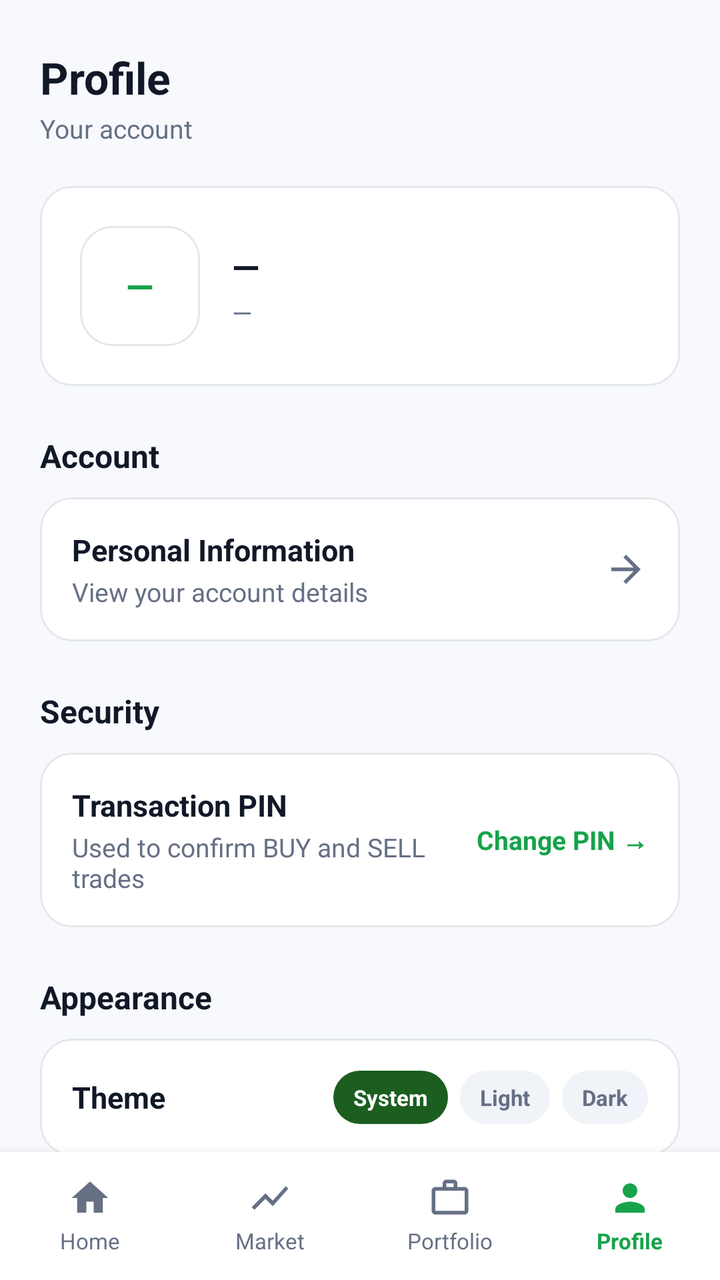
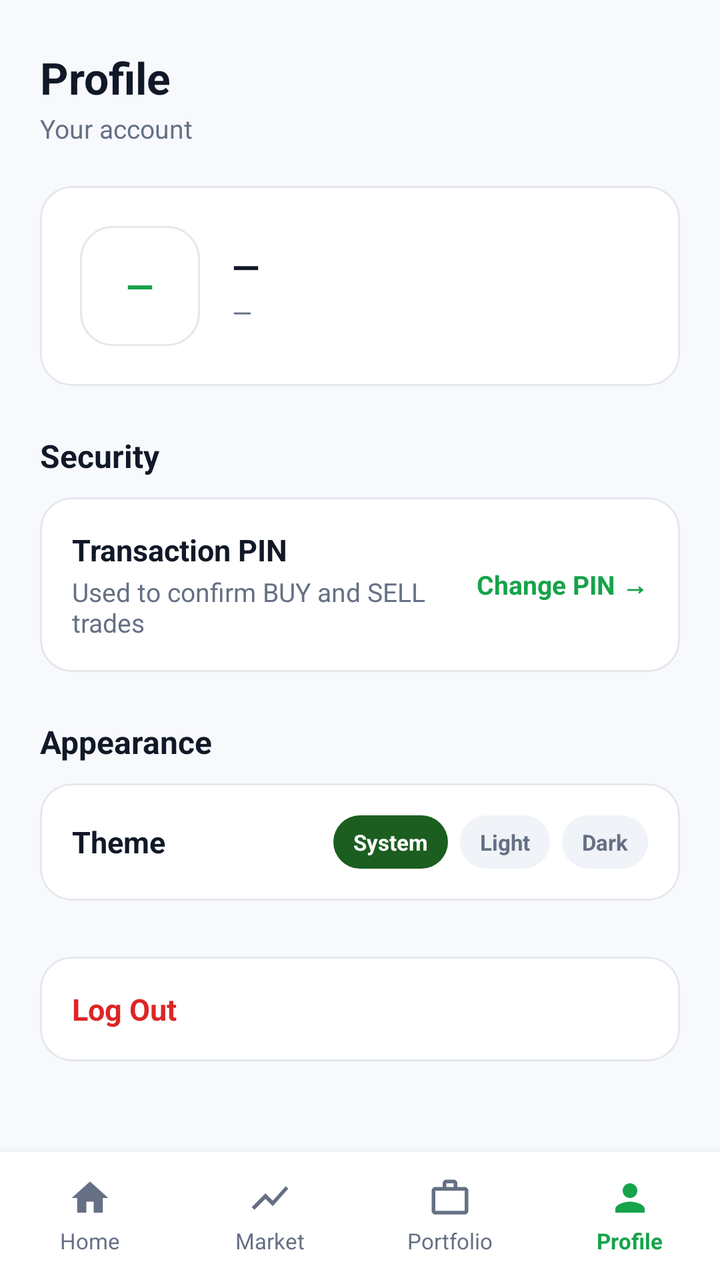

Before-and-after screenshots of an Android layout around one commit, followed by the original layout XML and the change that was made.
<!-- AndroidManifest.xml: application theme Theme.Bourse -->
<!-- res/layout/activity_profile.xml -->
<?xml version="1.0" encoding="utf-8"?>
<androidx.constraintlayout.widget.ConstraintLayout xmlns:android="http://schemas.android.com/apk/res/android"
    xmlns:app="http://schemas.android.com/apk/res-auto"
    xmlns:tools="http://schemas.android.com/tools"
    android:id="@+id/main"
    android:layout_width="match_parent"
    android:layout_height="match_parent"
    android:background="@color/bourse_background"
    tools:context=".ProfileActivity">

    
    <ScrollView
        android:layout_width="0dp"
        android:layout_height="0dp"
        android:fillViewport="true"
        android:scrollbars="none"
        app:layout_constraintBottom_toTopOf="@id/bottomNavContainer"
        app:layout_constraintEnd_toEndOf="parent"
        app:layout_constraintStart_toStartOf="parent"
        app:layout_constraintTop_toTopOf="parent">

        <androidx.constraintlayout.widget.ConstraintLayout
            android:layout_width="match_parent"
            android:layout_height="wrap_content"
            android:paddingStart="20dp"
            android:paddingEnd="20dp"
            android:paddingTop="24dp"
            android:paddingBottom="24dp">

            
            <LinearLayout
                android:id="@+id/headerLayout"
                android:layout_width="0dp"
                android:layout_height="wrap_content"
                android:orientation="vertical"
                app:layout_constraintEnd_toEndOf="parent"
                app:layout_constraintStart_toStartOf="parent"
                app:layout_constraintTop_toTopOf="parent">

                <TextView
                    android:id="@+id/tvProfileInitials"
                    android:layout_width="wrap_content"
                    android:layout_height="wrap_content"
                    android:text="Profile"
                    android:textColor="@color/bourse_text_primary"
                    android:textSize="22sp"
                    android:textStyle="bold" />

                <TextView
                    android:id="@+id/tvProfileName"
                    android:layout_width="wrap_content"
                    android:layout_height="wrap_content"
                    android:layout_marginTop="2dp"
                    android:text="Your account"
                    android:textColor="@color/bourse_text_secondary"
                    android:textSize="13sp" />
            </LinearLayout>

            
            <com.google.android.material.card.MaterialCardView
                android:id="@+id/cardProfile"
                android:layout_width="0dp"
                android:layout_height="wrap_content"
                android:layout_marginTop="20dp"
                app:cardBackgroundColor="@color/bourse_surface"
                app:cardCornerRadius="16dp"
                app:cardElevation="0dp"
                app:strokeWidth="1dp"
                app:strokeColor="@color/bourse_border"
                app:layout_constraintEnd_toEndOf="parent"
                app:layout_constraintStart_toStartOf="parent"
                app:layout_constraintTop_toBottomOf="@id/headerLayout">

                <LinearLayout
                    android:layout_width="match_parent"
                    android:layout_height="wrap_content"
                    android:gravity="center_vertical"
                    android:orientation="horizontal"
                    android:padding="20dp">

                    
                    <FrameLayout
                        android:layout_width="60dp"
                        android:layout_height="60dp"
                        android:background="@drawable/bg_logo_container">

                        <TextView
                            android:id="@+id/tvProfileEmail"
                            android:layout_width="wrap_content"
                            android:layout_height="wrap_content"
                            android:layout_gravity="center"
                            android:text="—"
                            android:textColor="@color/bourse_buy"
                            android:textSize="18sp"
                            android:textStyle="bold" />
                    </FrameLayout>

                    <LinearLayout
                        android:layout_width="0dp"
                        android:layout_height="wrap_content"
                        android:layout_marginStart="16dp"
                        android:layout_weight="1"
                        android:orientation="vertical">

                        <TextView
                            android:layout_width="wrap_content"
                            android:layout_height="wrap_content"
                            android:text="—"
                            android:textColor="@color/bourse_text_primary"
                            android:textSize="18sp"
                            android:textStyle="bold" />

                        <TextView
                            android:layout_width="wrap_content"
                            android:layout_height="wrap_content"
                            android:layout_marginTop="2dp"
                            android:text="—"
                            android:textColor="@color/bourse_text_secondary"
                            android:textSize="13sp" />
                    </LinearLayout>
                </LinearLayout>
            </com.google.android.material.card.MaterialCardView>

            
            <TextView
                android:id="@+id/tvAccountHeader"
                android:layout_width="wrap_content"
                android:layout_height="wrap_content"
                android:layout_marginTop="24dp"
                android:text="Account"
                android:textColor="@color/bourse_text_primary"
                android:textSize="16sp"
                android:textStyle="bold"
                app:layout_constraintStart_toStartOf="parent"
                app:layout_constraintTop_toBottomOf="@id/cardProfile" />

            <com.google.android.material.card.MaterialCardView
                android:id="@+id/cardAccount"
                android:layout_width="0dp"
                android:layout_height="wrap_content"
                android:layout_marginTop="10dp"
                app:cardBackgroundColor="@color/bourse_surface"
                app:cardCornerRadius="16dp"
                app:cardElevation="0dp"
                app:strokeWidth="1dp"
                app:strokeColor="@color/bourse_border"
                app:layout_constraintEnd_toEndOf="parent"
                app:layout_constraintStart_toStartOf="parent"
                app:layout_constraintTop_toBottomOf="@id/tvAccountHeader">

                <LinearLayout
                    android:id="@+id/btnPersonalInfo"
                    android:layout_width="match_parent"
                    android:layout_height="wrap_content"
                    android:background="?attr/selectableItemBackground"
                    android:clickable="true"
                    android:focusable="true"
                    android:gravity="center_vertical"
                    android:orientation="horizontal"
                    android:padding="16dp">

                    <LinearLayout
                        android:layout_width="0dp"
                        android:layout_height="wrap_content"
                        android:layout_weight="1"
                        android:orientation="vertical">

                        <TextView
                            android:layout_width="wrap_content"
                            android:layout_height="wrap_content"
                            android:text="Personal Information"
                            android:textColor="@color/bourse_text_primary"
                            android:textSize="15sp"
                            android:textStyle="bold" />

                        <TextView
                            android:layout_width="wrap_content"
                            android:layout_height="wrap_content"
                            android:layout_marginTop="2dp"
                            android:text="View your account details"
                            android:textColor="@color/bourse_text_secondary"
                            android:textSize="13sp" />
                    </LinearLayout>

                    <ImageView
                        android:layout_width="22dp"
                        android:layout_height="22dp"
                        android:contentDescription="Forward"
                        android:src="@drawable/ic_arrow_forward" />
                </LinearLayout>
            </com.google.android.material.card.MaterialCardView>

            
            <TextView
                android:id="@+id/tvSecurityHeader"
                android:layout_width="wrap_content"
                android:layout_height="wrap_content"
                android:layout_marginTop="24dp"
                android:text="Security"
                android:textColor="@color/bourse_text_primary"
                android:textSize="16sp"
                android:textStyle="bold"
                app:layout_constraintStart_toStartOf="parent"
                app:layout_constraintTop_toBottomOf="@id/cardAccount" />

            <com.google.android.material.card.MaterialCardView
                android:id="@+id/cardSecurity"
                android:layout_width="0dp"
                android:layout_height="wrap_content"
                android:layout_marginTop="10dp"
                app:cardBackgroundColor="@color/bourse_surface"
                app:cardCornerRadius="16dp"
                app:cardElevation="0dp"
                app:strokeWidth="1dp"
                app:strokeColor="@color/bourse_border"
                app:layout_constraintEnd_toEndOf="parent"
                app:layout_constraintStart_toStartOf="parent"
                app:layout_constraintTop_toBottomOf="@id/tvSecurityHeader">

                <LinearLayout
                    android:id="@+id/btnChangePin"
                    android:layout_width="match_parent"
                    android:layout_height="wrap_content"
                    android:background="?attr/selectableItemBackground"
                    android:clickable="true"
                    android:focusable="true"
                    android:gravity="center_vertical"
                    android:orientation="horizontal"
                    android:padding="16dp">

                    <LinearLayout
                        android:layout_width="0dp"
                        android:layout_height="wrap_content"
                        android:layout_weight="1"
                        android:orientation="vertical">

                        <TextView
                            android:layout_width="wrap_content"
                            android:layout_height="wrap_content"
                            android:text="Transaction PIN"
                            android:textColor="@color/bourse_text_primary"
                            android:textSize="15sp"
                            android:textStyle="bold" />

                        <TextView
                            android:layout_width="wrap_content"
                            android:layout_height="wrap_content"
                            android:layout_marginTop="2dp"
                            android:text="Used to confirm BUY and SELL trades"
                            android:textColor="@color/bourse_text_secondary"
                            android:textSize="13sp" />
                    </LinearLayout>

                    <TextView
                        android:layout_width="wrap_content"
                        android:layout_height="wrap_content"
                        android:text="Change PIN →"
                        android:textColor="@color/bourse_action_text"
                        android:textSize="13sp"
                        android:textStyle="bold" />
                </LinearLayout>
            </com.google.android.material.card.MaterialCardView>

            
            <TextView
                android:id="@+id/tvAppearanceHeader"
                android:layout_width="wrap_content"
                android:layout_height="wrap_content"
                android:layout_marginTop="24dp"
                android:text="Appearance"
                android:textColor="@color/bourse_text_primary"
                android:textSize="16sp"
                android:textStyle="bold"
                app:layout_constraintStart_toStartOf="parent"
                app:layout_constraintTop_toBottomOf="@id/cardSecurity" />

            <com.google.android.material.card.MaterialCardView
                android:id="@+id/cardAppearance"
                android:layout_width="0dp"
                android:layout_height="wrap_content"
                android:layout_marginTop="10dp"
                app:cardBackgroundColor="@color/bourse_surface"
                app:cardCornerRadius="16dp"
                app:cardElevation="0dp"
                app:strokeWidth="1dp"
                app:strokeColor="@color/bourse_border"
                app:layout_constraintEnd_toEndOf="parent"
                app:layout_constraintStart_toStartOf="parent"
                app:layout_constraintTop_toBottomOf="@id/tvAppearanceHeader">

                <LinearLayout
                    android:layout_width="match_parent"
                    android:layout_height="wrap_content"
                    android:gravity="center_vertical"
                    android:orientation="horizontal"
                    android:padding="16dp">

                    <TextView
                        android:layout_width="0dp"
                        android:layout_height="wrap_content"
                        android:layout_weight="1"
                        android:text="Theme"
                        android:textColor="@color/bourse_text_primary"
                        android:textSize="15sp"
                        android:textStyle="bold" />

                    
                    <LinearLayout
                        android:layout_width="wrap_content"
                        android:layout_height="wrap_content"
                        android:orientation="horizontal">

                        <TextView
                            android:id="@+id/btnThemeSystem"
                            android:layout_width="wrap_content"
                            android:layout_height="wrap_content"
                            android:background="@drawable/bg_pill_selected"
                            android:paddingStart="10dp"
                            android:paddingTop="6dp"
                            android:paddingEnd="10dp"
                            android:paddingBottom="6dp"
                            android:text="System"
                            android:textColor="@color/bourse_button_text"
                            android:textSize="11sp"
                            android:textStyle="bold" />

                        <TextView
                            android:id="@+id/btnThemeLight"
                            android:layout_width="wrap_content"
                            android:layout_height="wrap_content"
                            android:layout_marginStart="6dp"
                            android:background="@drawable/bg_pill_unselected"
                            android:paddingStart="10dp"
                            android:paddingTop="6dp"
                            android:paddingEnd="10dp"
                            android:paddingBottom="6dp"
                            android:text="Light"
                            android:textColor="@color/bourse_text_secondary"
                            android:textSize="11sp"
                            android:textStyle="bold" />

                        <TextView
                            android:id="@+id/btnThemeDark"
                            android:layout_width="wrap_content"
                            android:layout_height="wrap_content"
                            android:layout_marginStart="6dp"
                            android:background="@drawable/bg_pill_unselected"
                            android:paddingStart="10dp"
                            android:paddingTop="6dp"
                            android:paddingEnd="10dp"
                            android:paddingBottom="6dp"
                            android:text="Dark"
                            android:textColor="@color/bourse_text_secondary"
                            android:textSize="11sp"
                            android:textStyle="bold" />
                    </LinearLayout>
                </LinearLayout>
            </com.google.android.material.card.MaterialCardView>

            
            <com.google.android.material.card.MaterialCardView
                android:id="@+id/cardLogout"
                android:layout_width="0dp"
                android:layout_height="wrap_content"
                android:layout_marginTop="28dp"
                android:clickable="true"
                android:focusable="true"
                android:background="?attr/selectableItemBackground"
                app:cardBackgroundColor="@color/bourse_surface"
                app:cardCornerRadius="16dp"
                app:cardElevation="0dp"
                app:strokeWidth="1dp"
                app:strokeColor="@color/bourse_border"
                app:layout_constraintEnd_toEndOf="parent"
                app:layout_constraintStart_toStartOf="parent"
                app:layout_constraintTop_toBottomOf="@id/cardAppearance">

                <LinearLayout
                    android:layout_width="match_parent"
                    android:layout_height="wrap_content"
                    android:gravity="center_vertical"
                    android:orientation="horizontal"
                    android:padding="16dp">

                    <TextView
                        android:layout_width="0dp"
                        android:layout_height="wrap_content"
                        android:layout_weight="1"
                        android:text="Log Out"
                        android:textColor="@color/bourse_sell"
                        android:textSize="15sp"
                        android:textStyle="bold" />
                </LinearLayout>
            </com.google.android.material.card.MaterialCardView>

        </androidx.constraintlayout.widget.ConstraintLayout>
    </ScrollView>

    
    <LinearLayout
        android:id="@+id/bottomNavContainer"
        android:layout_width="0dp"
        android:layout_height="64dp"
        android:background="@color/bourse_surface"
        android:elevation="8dp"
        android:orientation="horizontal"
        app:layout_constraintBottom_toBottomOf="parent"
        app:layout_constraintEnd_toEndOf="parent"
        app:layout_constraintStart_toStartOf="parent">

        
        <LinearLayout
            android:id="@+id/navHome"
            android:layout_width="0dp"
            android:layout_height="match_parent"
            android:layout_weight="1"
            android:background="?attr/selectableItemBackground"
            android:gravity="center"
            android:orientation="vertical">

            <ImageView
                android:layout_width="22dp"
                android:layout_height="22dp"
                android:contentDescription="Home"
                android:src="@drawable/ic_home"
                app:tint="@color/bourse_text_secondary" />

            <TextView
                android:layout_width="wrap_content"
                android:layout_height="wrap_content"
                android:layout_marginTop="3dp"
                android:text="Home"
                android:textColor="@color/bourse_text_secondary"
                android:textSize="11sp" />
        </LinearLayout>

        
        <LinearLayout
            android:id="@+id/navMarket"
            android:layout_width="0dp"
            android:layout_height="match_parent"
            android:layout_weight="1"
            android:background="?attr/selectableItemBackground"
            android:gravity="center"
            android:orientation="vertical">

            <ImageView
                android:layout_width="22dp"
                android:layout_height="22dp"
                android:contentDescription="Market"
                android:src="@drawable/ic_market"
                app:tint="@color/bourse_text_secondary" />

            <TextView
                android:layout_width="wrap_content"
                android:layout_height="wrap_content"
                android:layout_marginTop="3dp"
                android:text="Market"
                android:textColor="@color/bourse_text_secondary"
                android:textSize="11sp" />
        </LinearLayout>

        
        <LinearLayout
            android:id="@+id/navPortfolio"
            android:layout_width="0dp"
            android:layout_height="match_parent"
            android:layout_weight="1"
            android:background="?attr/selectableItemBackground"
            android:gravity="center"
            android:orientation="vertical">

            <ImageView
                android:layout_width="22dp"
                android:layout_height="22dp"
                android:contentDescription="Portfolio"
                android:src="@drawable/ic_portfolio"
                app:tint="@color/bourse_text_secondary" />

            <TextView
                android:layout_width="wrap_content"
                android:layout_height="wrap_content"
                android:layout_marginTop="3dp"
                android:text="Portfolio"
                android:textColor="@color/bourse_text_secondary"
                android:textSize="11sp" />
        </LinearLayout>

        
        <LinearLayout
            android:id="@+id/navProfile"
            android:layout_width="0dp"
            android:layout_height="match_parent"
            android:layout_weight="1"
            android:background="?attr/selectableItemBackground"
            android:gravity="center"
            android:orientation="vertical">

            <ImageView
                android:layout_width="22dp"
                android:layout_height="22dp"
                android:contentDescription="Profile"
                android:src="@drawable/ic_profile"
                app:tint="@color/bourse_action_text" />

            <TextView
                android:layout_width="wrap_content"
                android:layout_height="wrap_content"
                android:layout_marginTop="3dp"
                android:text="Profile"
                android:textColor="@color/bourse_action_text"
                android:textSize="11sp"
                android:textStyle="bold" />
        </LinearLayout>

    </LinearLayout>

</androidx.constraintlayout.widget.ConstraintLayout>
<!-- resources referenced by this layout -->
<resources>
  <color name="bourse_action_text">#16A34A</color>
  <color name="bourse_background">#F7F9FC</color>
  <color name="bourse_border">#E4E7EC</color>
  <color name="bourse_button_text">#FFFFFF</color>
  <color name="bourse_buy">#16A34A</color>
  <color name="bourse_sell">#DC2626</color>
  <color name="bourse_surface">#FFFFFF</color>
  <color name="bourse_text_primary">#111827</color>
  <color name="bourse_text_secondary">#667085</color>
  <!-- drawable bg_logo_container (drawable) -->
  <?xml version="1.0" encoding="utf-8"?>
  <shape xmlns:android="http://schemas.android.com/apk/res/android"
      android:shape="rectangle">
  
      <solid android:color="@color/bourse_surface" />
  
      <corners android:radius="16dp" />
  
      <stroke
          android:width="1dp"
          android:color="@color/bourse_border" />
  
  </shape>
  <!-- drawable bg_pill_selected (drawable) -->
  <?xml version="1.0" encoding="utf-8"?>
  <shape xmlns:android="http://schemas.android.com/apk/res/android"
      android:shape="rectangle">
      <solid android:color="@color/bourse_primary" />
      <corners android:radius="16dp" />
  </shape>
  <!-- drawable bg_pill_unselected (drawable) -->
  <?xml version="1.0" encoding="utf-8"?>
  <shape xmlns:android="http://schemas.android.com/apk/res/android"
      android:shape="rectangle">
      <solid android:color="@color/bourse_surface_variant" />
      <corners android:radius="16dp" />
  </shape>
  <!-- drawable ic_arrow_forward (drawable) -->
  <vector xmlns:android="http://schemas.android.com/apk/res/android"
      android:width="24dp"
      android:height="24dp"
      android:viewportWidth="24"
      android:viewportHeight="24">
    <path
        android:fillColor="@color/bourse_text_secondary"
        android:pathData="M12,4l-1.41,1.41L16.17,11H4v2h12.17l-5.58,5.59L12,20l8,-8z"/>
  </vector>
  <!-- drawable ic_home (drawable) -->
  <vector xmlns:android="http://schemas.android.com/apk/res/android"
      android:width="24dp"
      android:height="24dp"
      android:viewportWidth="24"
      android:viewportHeight="24">
    <path
        android:fillColor="@android:color/white"
        android:pathData="M10,20v-6h4v6h5v-8h3L12,3 2,12h3v8z"/>
  </vector>
  <!-- drawable ic_market (drawable) -->
  <vector xmlns:android="http://schemas.android.com/apk/res/android"
      android:width="24dp"
      android:height="24dp"
      android:viewportWidth="24"
      android:viewportHeight="24">
    <path
        android:fillColor="@android:color/white"
        android:pathData="M3.5,18.49l6,-6.01 4,4L22,6.92l-1.41,-1.41 -7.09,7.97 -4,-4L2,16.99z"/>
  </vector>
  <!-- drawable ic_portfolio (drawable) -->
  <vector xmlns:android="http://schemas.android.com/apk/res/android"
      android:width="24dp"
      android:height="24dp"
      android:viewportWidth="24"
      android:viewportHeight="24">
    <path
        android:fillColor="@android:color/white"
        android:pathData="M20,6h-4V4c0,-1.1 -0.9,-2 -2,-2h-4c-1.1,0 -2,0.9 -2,2v2H4c-1.1,0 -2,0.9 -2,2v11c0,1.1 0.9,2 2,2h16c1.1,0 2,-0.9 2,-2V8c0,-1.1 -0.9,-2 -2,-2zM10,4h4v2h-4V4zM20,19H4V8h16v11z"/>
  </vector>
  <!-- drawable ic_profile (drawable) -->
  <vector xmlns:android="http://schemas.android.com/apk/res/android"
      android:width="24dp"
      android:height="24dp"
      android:viewportWidth="24"
      android:viewportHeight="24">
    <path
        android:fillColor="@android:color/white"
        android:pathData="M12,12c2.21,0 4,-1.79 4,-4s-1.79,-4 -4,-4 -4,1.79 -4,4 1.79,4 4,4zM12,14c-2.67,0 -8,1.34 -8,4v2h16v-2c0,-2.66 -5.33,-4 -8,-4z"/>
  </vector>
  <color name="bourse_primary">#1B5E20</color>
  <color name="bourse_surface_variant">#F0F3F7</color>
  <color name="bourse_primary_light">#4CAF50</color>
  <!-- unchanged entries left out for length: 1 -->
</resources>

<!-- the commit's change to res/layout/activity_profile.xml (unified diff, before → after) -->
@@ -38,7 +38,7 @@
                 app:layout_constraintTop_toTopOf="parent">
 
                 <TextView
-                    android:id="@+id/tvProfileInitials"
+                    android:id="@+id/tvHeaderTitle"
                     android:layout_width="wrap_content"
                     android:layout_height="wrap_content"
                     android:text="Profile"
@@ -47,7 +47,7 @@
                     android:textStyle="bold" />
 
                 <TextView
-                    android:id="@+id/tvProfileName"
+                    android:id="@+id/tvHeaderSubtitle"
                     android:layout_width="wrap_content"
                     android:layout_height="wrap_content"
                     android:layout_marginTop="2dp"
@@ -85,7 +85,7 @@
                         android:background="@drawable/bg_logo_container">
 
                         <TextView
-                            android:id="@+id/tvProfileEmail"
+                            android:id="@+id/tvProfileInitials"
                             android:layout_width="wrap_content"
                             android:layout_height="wrap_content"
                             android:layout_gravity="center"
@@ -103,6 +103,7 @@
                         android:orientation="vertical">
 
                         <TextView
+                            android:id="@+id/tvProfileName"
                             android:layout_width="wrap_content"
                             android:layout_height="wrap_content"
                             android:text="—"
@@ -111,6 +112,7 @@
                             android:textStyle="bold" />
 
                         <TextView
+                            android:id="@+id/tvProfileEmail"
                             android:layout_width="wrap_content"
                             android:layout_height="wrap_content"
                             android:layout_marginTop="2dp"
@@ -121,74 +123,6 @@
                 </LinearLayout>
             </com.google.android.material.card.MaterialCardView>
 
-            
-            <TextView
-                android:id="@+id/tvAccountHeader"
-                android:layout_width="wrap_content"
-                android:layout_height="wrap_content"
-                android:layout_marginTop="24dp"
-                android:text="Account"
-                android:textColor="@color/bourse_text_primary"
-                android:textSize="16sp"
-                android:textStyle="bold"
-                app:layout_constraintStart_toStartOf="parent"
-                app:layout_constraintTop_toBottomOf="@id/cardProfile" />
-
-            <com.google.android.material.card.MaterialCardView
-                android:id="@+id/cardAccount"
-                android:layout_width="0dp"
-                android:layout_height="wrap_content"
-                android:layout_marginTop="10dp"
-                app:cardBackgroundColor="@color/bourse_surface"
-                app:cardCornerRadius="16dp"
-                app:cardElevation="0dp"
-                app:strokeWidth="1dp"
-                app:strokeColor="@color/bourse_border"
-                app:layout_constraintEnd_toEndOf="parent"
-                app:layout_constraintStart_toStartOf="parent"
-                app:layout_constraintTop_toBottomOf="@id/tvAccountHeader">
-
-                <LinearLayout
-                    android:id="@+id/btnPersonalInfo"
-                    android:layout_width="match_parent"
-                    android:layout_height="wrap_content"
-                    android:background="?attr/selectableItemBackground"
-                    android:clickable="true"
-                    android:focusable="true"
-                    android:gravity="center_vertical"
-                    android:orientation="horizontal"
-                    android:padding="16dp">
-
-                    <LinearLayout
-                        android:layout_width="0dp"
-                        android:layout_height="wrap_content"
-                        android:layout_weight="1"
-                        android:orientation="vertical">
-
-                        <TextView
-                            android:layout_width="wrap_content"
-                            android:layout_height="wrap_content"
-                            android:text="Personal Information"
-                            android:textColor="@color/bourse_text_primary"
-                            android:textSize="15sp"
-                            android:textStyle="bold" />
-
-                        <TextView
-                            android:layout_width="wrap_content"
-                            android:layout_height="wrap_content"
-                            android:layout_marginTop="2dp"
-                            android:text="View your account details"
-                            android:textColor="@color/bourse_text_secondary"
-                            android:textSize="13sp" />
-                    </LinearLayout>
-
-                    <ImageView
-                        android:layout_width="22dp"
-                        android:layout_height="22dp"
-                        android:contentDescription="Forward"
-                        android:src="@drawable/ic_arrow_forward" />
-                </LinearLayout>
-            </com.google.android.material.card.MaterialCardView>
 
             
             <TextView
@@ -201,7 +135,7 @@
                 android:textSize="16sp"
                 android:textStyle="bold"
                 app:layout_constraintStart_toStartOf="parent"
-                app:layout_constraintTop_toBottomOf="@id/cardAccount" />
+                app:layout_constraintTop_toBottomOf="@id/cardProfile" />
 
             <com.google.android.material.card.MaterialCardView
                 android:id="@+id/cardSecurity"
<!-- resource entries referenced after the edit -->
@@ -37,16 +37,6 @@
       <solid android:color="@color/bourse_surface_variant" />
       <corners android:radius="16dp" />
   </shape>
-  <!-- drawable ic_arrow_forward (drawable) -->
-  <vector xmlns:android="http://schemas.android.com/apk/res/android"
-      android:width="24dp"
-      android:height="24dp"
-      android:viewportWidth="24"
-      android:viewportHeight="24">
-    <path
-        android:fillColor="@color/bourse_text_secondary"
-        android:pathData="M12,4l-1.41,1.41L16.17,11H4v2h12.17l-5.58,5.59L12,20l8,-8z"/>
-  </vector>
   <!-- drawable ic_home (drawable) -->
   <vector xmlns:android="http://schemas.android.com/apk/res/android"
       android:width="24dp"
